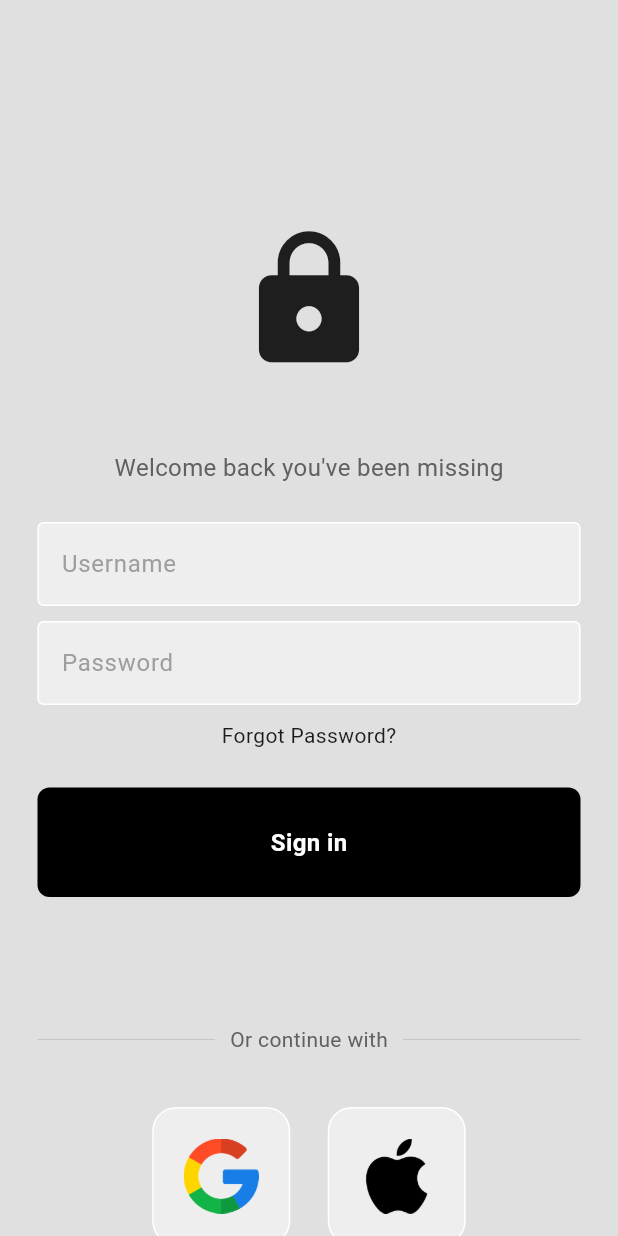
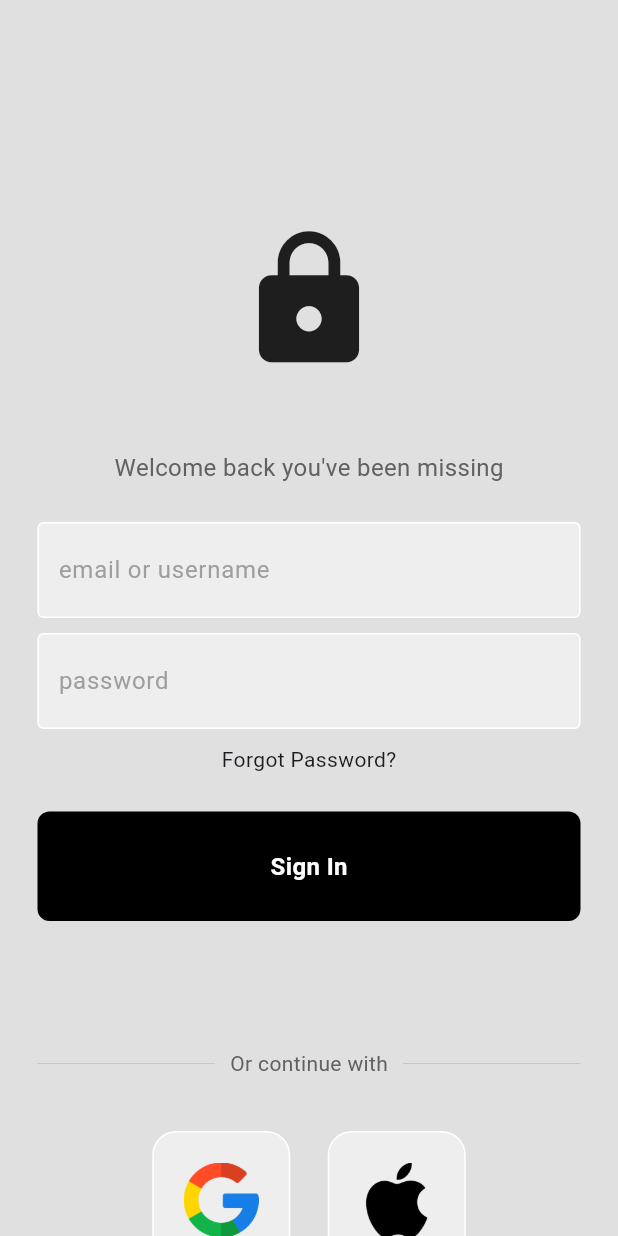
Before and after one commit to mingo-git/Smartender, a Flutter app: the screen it shows after launch, on a phone screen of 412 x 824 dp. Run offline on Flutter 3.47's test engine with Material 3 defaults, Android fonts, the phone set to English and light mode, and no system bars; our stand-ins replace flutter_secure_storage, google_nav_bar, jwt_decoder.

Commit message:
ausversehen in dev

```diff
--- a/App/smartender_flutter_app/lib/components/my_textfield.dart
+++ b/App/smartender_flutter_app/lib/components/my_textfield.dart
@@ -1,7 +1,7 @@
 import 'package:flutter/material.dart';
 
 class MyTextField extends StatelessWidget {
-  final controller;
+  final TextEditingController controller;
   final String hintText;
   final bool obscureText;
 
@@ -30,6 +30,7 @@ class MyTextField extends StatelessWidget {
           filled: true,
           hintText: hintText,
           hintStyle: TextStyle(color: Colors.grey[500]),
+          contentPadding: const EdgeInsets.symmetric(vertical: 20.0, horizontal: 10.0), // Hier wird die Höhe des Textfeldes beeinflusst
         ),
       ),
     );
--- a/App/smartender_flutter_app/lib/components/signIn_button.dart
+++ b/App/smartender_flutter_app/lib/components/signIn_button.dart
@@ -1,10 +1,11 @@
 import 'package:flutter/material.dart';
 
-class SignInButton extends StatelessWidget {
+class MyLoginButton extends StatelessWidget {
 
   final Function()? onTap;
+  final String text;
 
-  const SignInButton({super.key, required this.onTap});
+  const MyLoginButton({super.key, required this.onTap, required this.text});
 
   @override
   Widget build(BuildContext context) {
@@ -17,7 +18,7 @@ class SignInButton extends StatelessWidget {
             color: Colors.black, borderRadius: BorderRadius.circular(8)),
         child: Center(
           child: Text(
-            'Sign in',
+            text,
             style: TextStyle(
                 color: Colors.white, fontWeight: FontWeight.bold, fontSize: 16),
           ),
--- a/App/smartender_flutter_app/lib/config/constants.dart
+++ b/App/smartender_flutter_app/lib/config/constants.dart
@@ -1,3 +1,4 @@
-class ApiConstants {
-  static const String baseUrl = 'https://e9706d65-0132-40d4-b1a2-7f8fb2692858.mock.pstmn.io';
-}
+import 'package:flutter/material.dart';
+
+var baseUrl = 'http://localhost:8080';
+var backgroundcolor = Colors.grey[300];
--- a/App/smartender_flutter_app/lib/main.dart
+++ b/App/smartender_flutter_app/lib/main.dart
@@ -1,4 +1,6 @@
 import 'package:flutter/material.dart';
+import 'package:provider/provider.dart';
+import 'package:smartender_flutter_app/models/cocktail_card.dart';
 import 'package:smartender_flutter_app/screens/home_screen.dart';
 import 'package:smartender_flutter_app/screens/login_screen.dart';
 import 'package:smartender_flutter_app/services/auth_service.dart';
@@ -19,7 +21,10 @@ class MyApp extends StatelessWidget {
 
   @override
   Widget build(BuildContext context) {
-    return MaterialApp(
+    return ChangeNotifierProvider(
+      create: (context) => CocktailCard(),
+      builder: (context, child) =>
+      MaterialApp(
         // Definiere deine Routen
         routes: {
           '/home': (context) => HomeScreen(),
@@ -27,6 +32,7 @@ class MyApp extends StatelessWidget {
         },
         // Starte mit der entsprechenden Seite
         initialRoute: isLoggedIn ? '/home' : '/login',
+      ),
     );
   }
 }
--- a/App/smartender_flutter_app/lib/models/cocktail.dart
+++ b/App/smartender_flutter_app/lib/models/cocktail.dart
@@ -1,7 +1,13 @@
+
+
 class Cocktail{
   final String name;
-  final String[] ingredients;
+  final List<String> ingredients;
   final String imagePath;
 
-  Cocktail({required this.name, required this.ingredients, required this.imagePath})
+  Cocktail({
+    required this.name,
+    required this.ingredients,
+    required this.imagePath
+  });
 }
--- a/App/smartender_flutter_app/lib/models/cocktail_card.dart
+++ b/App/smartender_flutter_app/lib/models/cocktail_card.dart
@@ -0,0 +1,65 @@
+import 'package:flutter/material.dart';
+import 'cocktail.dart';
+
+class CocktailCard extends ChangeNotifier{
+  final List<Cocktail> _card = [
+    Cocktail(
+      name: 'Aperol Spritz',
+      ingredients: [
+        '3 Teile Prosecco',
+        '2 Teile Aperol',
+        '1 Spritzer Sodawasser',
+        'Eiswürfel',
+        'Orangenscheibe zur Garnierung'
+      ],
+      imagePath: 'assets/images/cocktails/aperol.png',
+    ),
+    Cocktail(
+      name: 'Gin Tino',
+      ingredients: [
+        '123445',
+        'Gin',
+        "Tino"
+      ],
+      imagePath: 'assets/images/cocktails/gin_tino.png',
+    ),
+    Cocktail(
+      name: 'Guaro',
+      ingredients: [
+        'Vodka',
+        '2 Teile Aperol',
+      ],
+      imagePath: 'assets/images/cocktails/guaro.png',
+    ),
+    Cocktail(
+      name: 'Strawberry Ice',
+      ingredients: [
+        'Erdbeer',
+        'Ice',
+        'Rum'
+      ],
+      imagePath: 'assets/images/cocktails/strawberry_ice.png',
+    ),
+    Cocktail(
+      name: 'Tequila Sunrise',
+      ingredients: [
+        'Tequila',
+        'Ice',
+        'O-Saft'
+      ],
+      imagePath: 'assets/images/cocktails/tequila_sunrise.png',
+    ),
+    Cocktail(
+      name: 'Touchdown',
+      ingredients: [
+        'Vodka',
+        'Ice',
+        'Grenadine'
+      ],
+      imagePath: 'assets/images/cocktails/touch_down.png',
+    ),
+  ];
+
+  List<Cocktail> get cocktailCard => _card;
+
+}
--- a/App/smartender_flutter_app/lib/screens/homesceens/searchdrinks_screen.dart
+++ b/App/smartender_flutter_app/lib/screens/homesceens/searchdrinks_screen.dart
@@ -12,6 +12,7 @@ class _SearchdrinksScreenState extends State<SearchdrinksScreen> {
   AuthService _authService = AuthService();
   void onTap() {
     _authService.signOut();
+    Navigator.pushReplacementNamed(context, '/login');
   }
 
   @override
--- a/App/smartender_flutter_app/lib/screens/login_screen.dart
+++ b/App/smartender_flutter_app/lib/screens/login_screen.dart
@@ -2,21 +2,24 @@ import 'package:flutter/material.dart';
 import 'package:smartender_flutter_app/components/my_textfield.dart';
 import 'package:smartender_flutter_app/components/signIn_button.dart';
 import 'package:smartender_flutter_app/components/square_tile.dart';
+import 'package:smartender_flutter_app/screens/register_screen.dart';
 import 'package:smartender_flutter_app/services/auth_service.dart';
+
+import '../config/constants.dart';
 
 class LoginScreen extends StatelessWidget {
   LoginScreen({super.key});
 
-  final usernameController = TextEditingController();
+  final usernameOrEmailController = TextEditingController();
   final passwordController = TextEditingController();
 
   final AuthService _authService = AuthService();
 
   void signUserIn(BuildContext context) async {
-    final email = usernameController.text.trim();
+    final usernameOrEmail = usernameOrEmailController.text.trim();
     final password = passwordController.text;
 
-    bool success = await _authService.signIn(email, password);
+    bool success = await _authService.signIn(usernameOrEmail, password);
     print("SENDE LOGIN DATEN");
     print(success);
 
@@ -34,7 +37,7 @@ class LoginScreen extends StatelessWidget {
   @override
   Widget build(BuildContext context) {
     return Scaffold(
-      backgroundColor: Colors.grey[300],
+      backgroundColor: backgroundcolor,
       body: Column(
         mainAxisAlignment: MainAxisAlignment.center,
         children: [
@@ -56,24 +59,26 @@ class LoginScreen extends StatelessWidget {
             height: 25,
           ),
           MyTextField(
-            controller: usernameController,
-            hintText: 'Username',
+            controller: usernameOrEmailController,
+            hintText: 'email or username',
             obscureText: false,
           ),
           const SizedBox(height: 10),
           MyTextField(
             controller: passwordController,
-            hintText: 'Password',
+            hintText: 'password',
             obscureText: true,
           ),
           const SizedBox(
             height: 10,
           ),
+          //TODO: Implement forgot password function
           Text('Forgot Password?'),
           const SizedBox(
             height: 25,
           ),
-          SignInButton(
+          MyLoginButton(
+            text: 'Sign In',
             onTap: () => signUserIn(context),
           ),
           const SizedBox(
@@ -122,16 +127,35 @@ class LoginScreen extends StatelessWidget {
           Row(
             mainAxisAlignment: MainAxisAlignment.center,
             children: [
-              Text('Not a member?', style: TextStyle(color: Colors.grey[700]),),
+              Text(
+                'Not a member?',
+                style: TextStyle(color: Colors.grey[700]),
+              ),
               const SizedBox(width: 4),
-              Text(
-                  'Register now',
-                  style: TextStyle(
-                    color: Colors.blue, fontWeight: FontWeight.bold,
-              ),
+              GestureDetector(
+                onTap: () {
+                  Navigator.push(
+                    context,
+                    MaterialPageRoute(builder: (context) => RegisterScreen()),
+                  );
+                },
+                child: Container(
+                  padding: EdgeInsets.all(0),
+                  margin: EdgeInsets.symmetric(horizontal: 0),
+                  child: Center(
+                    child: Text(
+                      'Register now',
+                      style: TextStyle(
+                        color: Colors.blue,
+                        fontWeight: FontWeight.bold,
+                      ),
+                    ),
+                  ),
+                ),
               ),
             ],
           )
+
         ],
       ),
     );
--- a/App/smartender_flutter_app/pubspec.yaml
+++ b/App/smartender_flutter_app/pubspec.yaml
@@ -14,6 +14,8 @@ dependencies:
   http: ^0.13.4
   flutter_secure_storage: ^8.0.0
   jwt_decoder: ^2.0.1
+  google_nav_bar: ^5.0.6
+  provider:
   flutter:
     sdk: flutter
 
@@ -31,7 +33,6 @@ dev_dependencies:
 
 flutter:
   assets:
-    - lib/images/google.png
-    - lib/images/apple.png
+    - lib/images/
 
   uses-material-design: true
```
Also changed, not shown: App/smartender_flutter_app/lib/components/bottom_nav_bar.dart (+27 -0 lines), App/smartender_flutter_app/lib/screens/home_screen.dart (+23 -13 lines), App/smartender_flutter_app/lib/screens/register_screen.dart (+124 -0 lines), App/smartender_flutter_app/lib/services/auth_service.dart (+29 -6 lines), App/smartender_flutter_app/lib/images/cocktails/aperol.png (added), App/smartender_flutter_app/lib/images/cocktails/gin_tino.png (added), App/smartender_flutter_app/lib/images/cocktails/guaro.png (added), App/smartender_flutter_app/lib/images/cocktails/strawberry_ice.png (added), App/smartender_flutter_app/lib/images/cocktails/tequila_sunrise.png (added), App/smartender_flutter_app/lib/images/cocktails/touch_down.png (added), App/smartender_flutter_app/pubspec.lock, 1 other file. Lines whose indentation alone changed are shown as unchanged.
